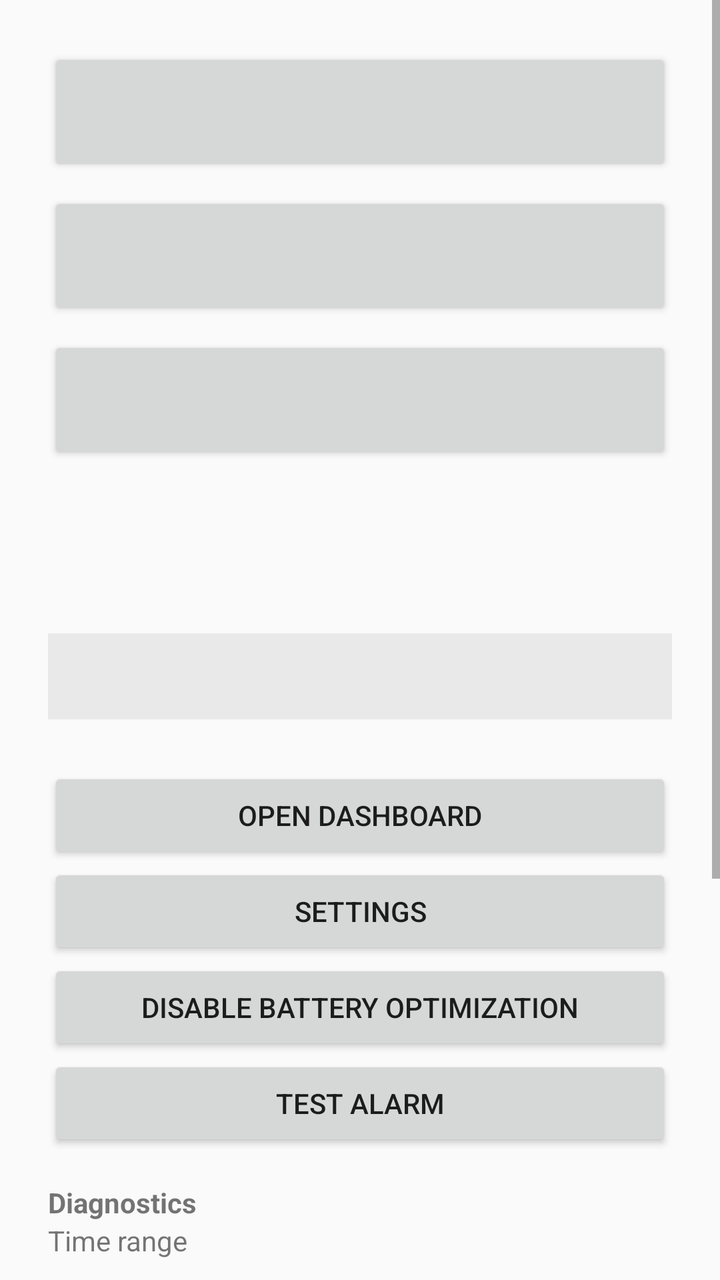
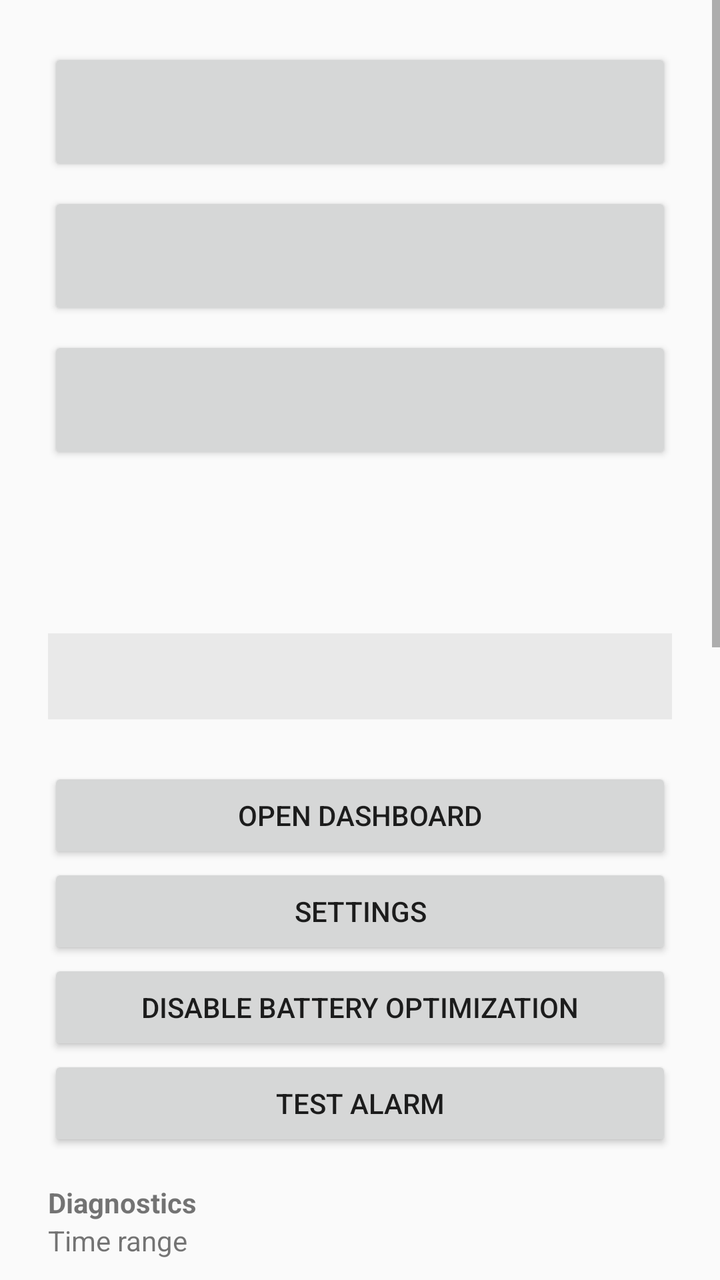

Two renders of the same Android screen: before a commit and after it. Below are the layout's source before the change and the commit's diff.
<!-- AndroidManifest.xml: application theme Theme.TeamsMonitor -->
<!-- res/layout/activity_main.xml -->
<?xml version="1.0" encoding="utf-8"?>
<LinearLayout xmlns:android="http://schemas.android.com/apk/res/android"
    android:layout_width="match_parent"
    android:layout_height="match_parent"
    android:orientation="vertical">

    <LinearLayout
        android:id="@+id/dnd_banner"
        android:layout_width="match_parent"
        android:layout_height="wrap_content"
        android:orientation="horizontal"
        android:gravity="center_vertical"
        android:background="#D32F2F"
        android:padding="12dp"
        android:visibility="gone">

        <TextView
            android:layout_width="0dp"
            android:layout_height="wrap_content"
            android:layout_weight="1"
            android:text="@string/dnd_warning"
            android:textColor="#FFFFFF"
            android:textStyle="bold" />

        <Button
            android:id="@+id/dnd_fix"
            android:layout_width="wrap_content"
            android:layout_height="wrap_content"
            android:text="@string/dnd_fix" />
    </LinearLayout>

    <ScrollView
        android:layout_width="match_parent"
        android:layout_height="0dp"
        android:layout_weight="1"
        android:fillViewport="true">

        <LinearLayout
            android:layout_width="match_parent"
            android:layout_height="wrap_content"
            android:orientation="vertical"
            android:padding="24dp">

            <Button
                android:id="@+id/toggle_alarm_sound"
                android:layout_width="match_parent"
                android:layout_height="wrap_content"
                android:minHeight="64dp"
                android:textSize="16sp"
                android:textAllCaps="false" />

            <Button
                android:id="@+id/toggle_notifications"
                android:layout_width="match_parent"
                android:layout_height="wrap_content"
                android:layout_marginTop="8dp"
                android:minHeight="64dp"
                android:textSize="16sp"
                android:textAllCaps="false" />

            <Button
                android:id="@+id/toggle_screen_on"
                android:layout_width="match_parent"
                android:layout_height="wrap_content"
                android:layout_marginTop="8dp"
                android:minHeight="64dp"
                android:textSize="16sp"
                android:textAllCaps="false" />

            <TextView
                android:id="@+id/conn_status"
                android:layout_width="match_parent"
                android:layout_height="wrap_content"
                android:layout_marginTop="24dp"
                android:textSize="16sp"
                android:textStyle="bold" />

            <TextView
                android:id="@+id/server"
                android:layout_width="match_parent"
                android:layout_height="wrap_content"
                android:layout_marginTop="4dp" />

            <TextView
                android:id="@+id/last_alert"
                android:layout_width="match_parent"
                android:layout_height="wrap_content"
                android:layout_marginTop="16dp"
                android:background="#11000000"
                android:padding="12dp" />

            <Button
                android:id="@+id/btn_dashboard"
                android:layout_width="match_parent"
                android:layout_height="wrap_content"
                android:layout_marginTop="24dp"
                android:text="@string/open_dashboard" />

            <Button
                android:id="@+id/btn_settings"
                android:layout_width="match_parent"
                android:layout_height="wrap_content"
                android:text="@string/menu_settings" />

            <Button
                android:id="@+id/btn_battery"
                android:layout_width="match_parent"
                android:layout_height="wrap_content"
                android:text="@string/menu_battery" />

            <Button
                android:id="@+id/btn_test_alarm"
                android:layout_width="match_parent"
                android:layout_height="wrap_content"
                android:text="@string/test_alarm" />

            <TextView
                android:layout_width="match_parent"
                android:layout_height="wrap_content"
                android:layout_marginTop="16dp"
                android:text="@string/diagnostics_title"
                android:textStyle="bold" />
            <TextView
                android:layout_width="match_parent"
                android:layout_height="wrap_content"
                android:labelFor="@id/diagnostics_window"
                android:text="@string/diagnostics_window_label" />
            <Spinner
                android:id="@+id/diagnostics_window"
                android:layout_width="match_parent"
                android:layout_height="48dp"
                android:entries="@array/diagnostics_windows" />
            <Button
                android:id="@+id/diagnostics_from"
                android:layout_width="match_parent"
                android:layout_height="wrap_content"
                android:text="@string/diagnostics_from_label"
                android:visibility="gone"
                android:textAllCaps="false" />
            <Button
                android:id="@+id/diagnostics_to"
                android:layout_width="match_parent"
                android:layout_height="wrap_content"
                android:text="@string/diagnostics_to_label"
                android:visibility="gone"
                android:textAllCaps="false" />
            <TextView
                android:layout_width="match_parent"
                android:layout_height="wrap_content"
                android:labelFor="@id/diagnostics_category"
                android:text="@string/diagnostics_category_label" />
            <Spinner
                android:id="@+id/diagnostics_category"
                android:layout_width="match_parent"
                android:layout_height="48dp"
                android:entries="@array/diagnostics_categories" />
            <EditText
                android:id="@+id/diagnostics_search"
                android:layout_width="match_parent"
                android:layout_height="wrap_content"
                android:minHeight="48dp"
                android:inputType="text"
                android:maxLength="200"
                android:singleLine="true"
                android:hint="@string/diagnostics_search_hint" />
            <TextView
                android:layout_width="match_parent"
                android:layout_height="wrap_content"
                android:text="@string/diagnostics_export_note" />
            <LinearLayout
                android:layout_width="match_parent"
                android:layout_height="wrap_content"
                android:orientation="horizontal">
                <Button
                    android:id="@+id/btn_copy_diagnostics"
                    android:layout_width="0dp"
                    android:layout_height="wrap_content"
                    android:layout_weight="1"
                    android:text="@string/copy_diagnostics"
                    android:textAllCaps="false" />
                <Button
                    android:id="@+id/btn_share_diagnostics"
                    android:layout_width="0dp"
                    android:layout_height="wrap_content"
                    android:layout_weight="1"
                    android:layout_marginStart="8dp"
                    android:text="@string/share_diagnostics"
                    android:textAllCaps="false" />
            </LinearLayout>
        </LinearLayout>
    </ScrollView>
</LinearLayout>
<!-- resources referenced by this layout -->
<resources>
  <string-array name="diagnostics_categories">
          <item>All events</item>
          <item>Alerts and notifications</item>
          <item>Connections and registration</item>
          <item>Errors and failures</item>
      </string-array>
  <string-array name="diagnostics_windows">
          <item>Last hour</item>
          <item>Last 24 hours</item>
          <item>Last 7 days</item>
          <item>All retained events</item>
          <item>Custom date and time (local)</item>
      </string-array>
  <string name="copy_diagnostics">Copy</string>
  <string name="diagnostics_category_label">Event category</string>
  <string name="diagnostics_export_note">Both buttons export these filters plus current device status. Up to 200,000 characters of newest matching events. Reports may contain chat and author names.</string>
  <string name="diagnostics_from_label">From</string>
  <string name="diagnostics_search_hint">Search event, chat, author, or alert ID</string>
  <string name="diagnostics_title">Diagnostics</string>
  <string name="diagnostics_to_label">To</string>
  <string name="diagnostics_window_label">Time range</string>
  <string name="dnd_fix">Allow</string>
  <string name="dnd_warning">Alarms may be silenced by Do Not Disturb</string>
  <string name="menu_battery">Disable battery optimization</string>
  <string name="menu_settings">Settings</string>
  <string name="open_dashboard">Open dashboard</string>
  <string name="share_diagnostics">Share file</string>
  <string name="test_alarm">Test alarm</string>
  <style name="Theme.TeamsMonitor" parent="Theme.AppCompat.DayNight" />
</resources>

<!-- the commit's change to res/layout/activity_main.xml (unified diff, before → after) -->
@@ -167,6 +167,41 @@
                 android:layout_width="match_parent"
                 android:layout_height="wrap_content"
                 android:text="@string/diagnostics_export_note" />
+            <TextView
+                android:layout_width="match_parent"
+                android:layout_height="wrap_content"
+                android:layout_marginTop="12dp"
+                android:text="@string/diagnostics_delete_scope"
+                android:textStyle="bold" />
+            <Spinner
+                android:id="@+id/diagnostics_delete_mode"
+                android:layout_width="match_parent"
+                android:layout_height="48dp"
+                android:entries="@array/diagnostics_delete_modes" />
+            <Button
+                android:id="@+id/diagnostics_delete_cutoff"
+                android:layout_width="match_parent"
+                android:layout_height="wrap_content"
+                android:text="@string/diagnostics_delete_cutoff_label"
+                android:textAllCaps="false" />
+            <EditText
+                android:id="@+id/diagnostics_delete_age"
+                android:layout_width="match_parent"
+                android:layout_height="wrap_content"
+                android:inputType="number"
+                android:maxLength="5"
+                android:singleLine="true"
+                android:hint="@string/diagnostics_delete_age_hint" />
+            <Button
+                android:id="@+id/btn_delete_diagnostics"
+                android:layout_width="match_parent"
+                android:layout_height="wrap_content"
+                android:text="@string/delete_diagnostics_before"
+                android:textAllCaps="false" />
+            <TextView
+                android:layout_width="match_parent"
+                android:layout_height="wrap_content"
+                android:text="@string/diagnostics_delete_scope_note" />
             <LinearLayout
                 android:layout_width="match_parent"
                 android:layout_height="wrap_content"
<!-- resource entries referenced after the edit -->
@@ -5,6 +5,16 @@
           <item>Alerts and notifications</item>
           <item>Connections and registration</item>
           <item>Errors and failures</item>
+      </string-array>
+  <string-array name="diagnostics_delete_modes">
+          <item>Before selected date and time</item>
+          <item>Older than 1 day</item>
+          <item>Older than 7 days</item>
+          <item>Older than 30 days</item>
+          <item>Older than 90 days</item>
+          <item>Older than 180 days</item>
+          <item>Older than 365 days</item>
+          <item>Custom age in days</item>
       </string-array>
   <string-array name="diagnostics_windows">
           <item>Last hour</item>
@@ -14,7 +24,12 @@
           <item>Custom date and time (local)</item>
       </string-array>
   <string name="copy_diagnostics">Copy</string>
+  <string name="delete_diagnostics_before">Review and delete old log entries</string>
   <string name="diagnostics_category_label">Event category</string>
+  <string name="diagnostics_delete_age_hint">Age in days (for example 30)</string>
+  <string name="diagnostics_delete_cutoff_label">Choose cutoff date and time</string>
+  <string name="diagnostics_delete_scope">Delete stored diagnostics before a cutoff</string>
+  <string name="diagnostics_delete_scope_note">This permanently deletes matching records from the full diagnostics log across all categories, independent of export filters. Records exactly at or after the cutoff and malformed or undated records are kept. App settings, alert history/state, FCM registration, and exported files are not deleted.</string>
   <string name="diagnostics_export_note">Both buttons export these filters plus current device status. Up to 200,000 characters of newest matching events. Reports may contain chat and author names.</string>
   <string name="diagnostics_from_label">From</string>
   <string name="diagnostics_search_hint">Search event, chat, author, or alert ID</string>
